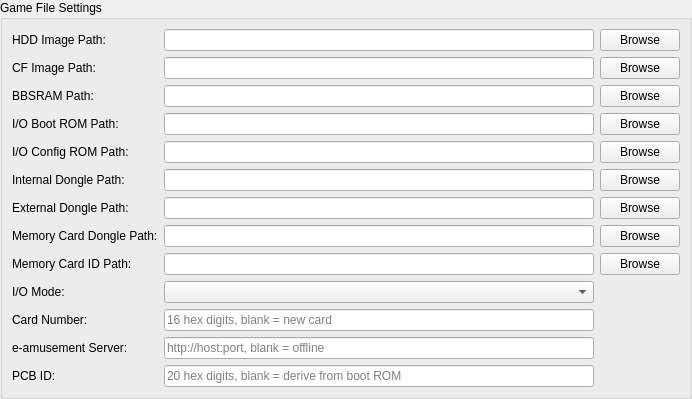
This is pcsx2-qt/Settings/Python1SettingsWidget.ui in Radioo/pcsx2-reliquary as Qt 5 draws it before an edit. The edited form follows.
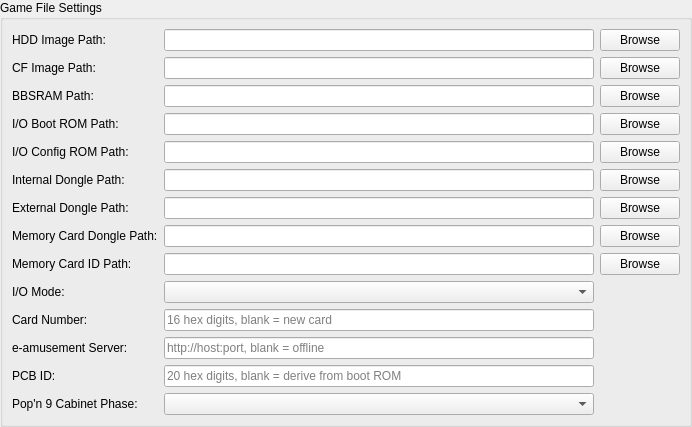
This is the edited form.

Commit message: Add cabinet phase support for pop'n 9, including UI integration and backend logic

Diff of the .ui file:
```diff
--- a/pcsx2-qt/Settings/Python1SettingsWidget.ui
+++ b/pcsx2-qt/Settings/Python1SettingsWidget.ui
@@ -237,6 +237,20 @@
         </property>
        </widget>
       </item>
+        <item row="14" column="0">
+       <widget class="QLabel" name="cabinetPhaseLabel">
+        <property name="text">
+         <string>Pop'n 9 Cabinet Phase:</string>
+        </property>
+       </widget>
+      </item>
+        <item row="14" column="1">
+       <widget class="QComboBox" name="cabinetPhase">
+        <property name="toolTip">
+         <string>Overrides the pop'n music 9 event phase held in BBSRAM, the value TEST MODE shows under EVENT OPTIONS. The cabinet's own value is restored before the game writes its settings back, so switching phases here never changes what is stored.</string>
+        </property>
+       </widget>
+      </item>
       </layout>
      </widget>
    </item>
```
The commit also changes 2 other files.
